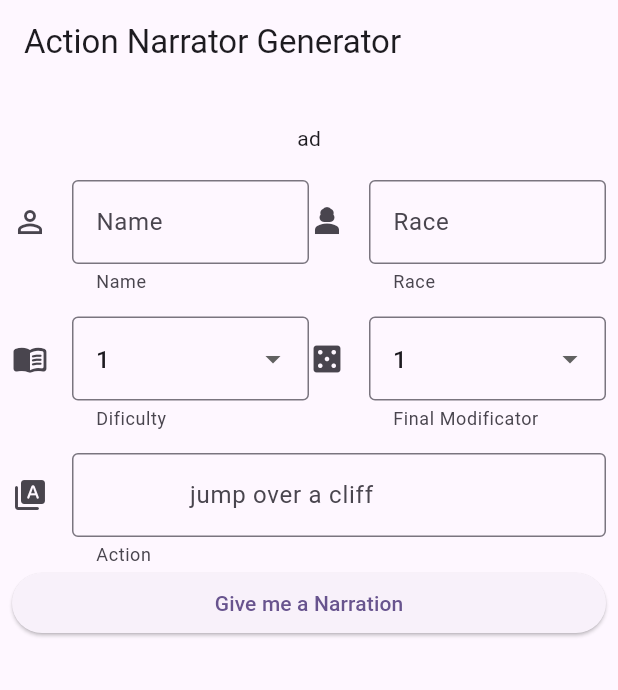
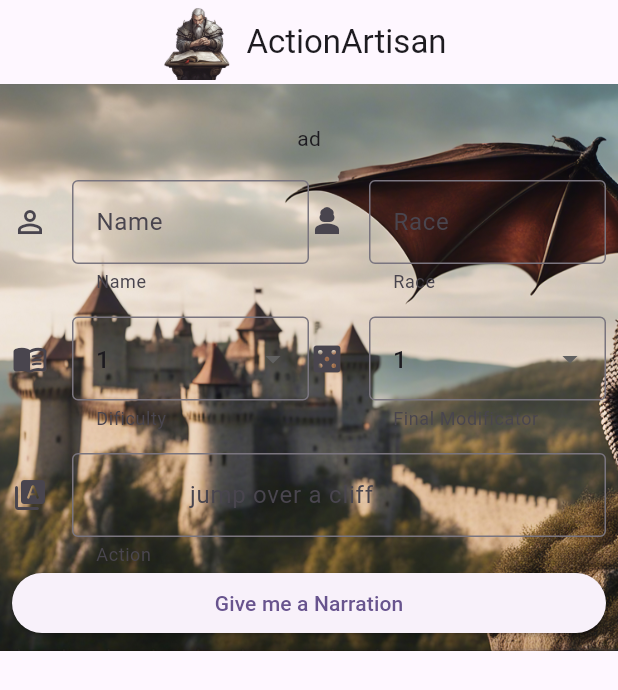
Before and after one commit to Bepitic/ActionArtisan, a Flutter app: the screen it shows after launch, on a phone screen of 412 x 824 dp. Shown: the top 690 px of the screen. Run offline on Flutter 3.47's test engine with Material 2 defaults, Android fonts, the phone set to English and light mode, and no system bars.

Commit message:
add an icon into an appbar

```diff
--- a/explain_rol/lib/start.dart
+++ b/explain_rol/lib/start.dart
@@ -30,9 +30,29 @@ class _DataFormState extends State<DataForm> {
     // var response;
     return Scaffold(
       appBar: AppBar(
-        title: const Text('Action Narrator Generator'),
+        title: Row(
+          mainAxisAlignment: MainAxisAlignment.center,
+          children: [
+            // AssetImage("img/background.jpeg"),
+            Image.asset(
+              "img/icn.png",
+              fit: BoxFit.fill,
+              height: 50,
+            ),
+            Container(
+                padding: const EdgeInsets.all(8.0),
+                child: const Text('ActionArtisan'))
+          ],
+        ),
       ),
       body: SafeArea(
+        child: Container(
+          decoration: const BoxDecoration(
+            image: DecorationImage(
+              fit: BoxFit.cover,
+              image: AssetImage("img/background.jpeg"),
+            ),
+          ),
           child: Padding(
             padding: const EdgeInsets.all(8.0),
             child: Form(
@@ -205,13 +225,15 @@ class _DataFormState extends State<DataForm> {
                               context,
                               MaterialPageRoute(
                                 builder: (context) => NarrationScene(
-                                  narration: futureRequestMethod, valu: toSend),
+                                    narration: futureRequestMethod,
+                                    valu: toSend),
                               ),
                             ),
                           },
                       },
                     ),
                   ],
+                ),
               ),
             ),
           ),
--- a/explain_rol/pubspec.yaml
+++ b/explain_rol/pubspec.yaml
@@ -67,8 +67,8 @@ flutter:
   # To add assets to your application, add an assets section, like this:
   # assets:
     # - .env
-  # assets:
-  #   - images/a_dot_burr.jpeg
+  assets:
+    - img/
   #   - images/a_dot_ham.jpeg
 
   # An image asset can refer to one or more resolution-specific "variants", see
```
Also changed, not shown: explain_rol/img/icn.png (added). Lines whose indentation alone changed are shown as unchanged.
